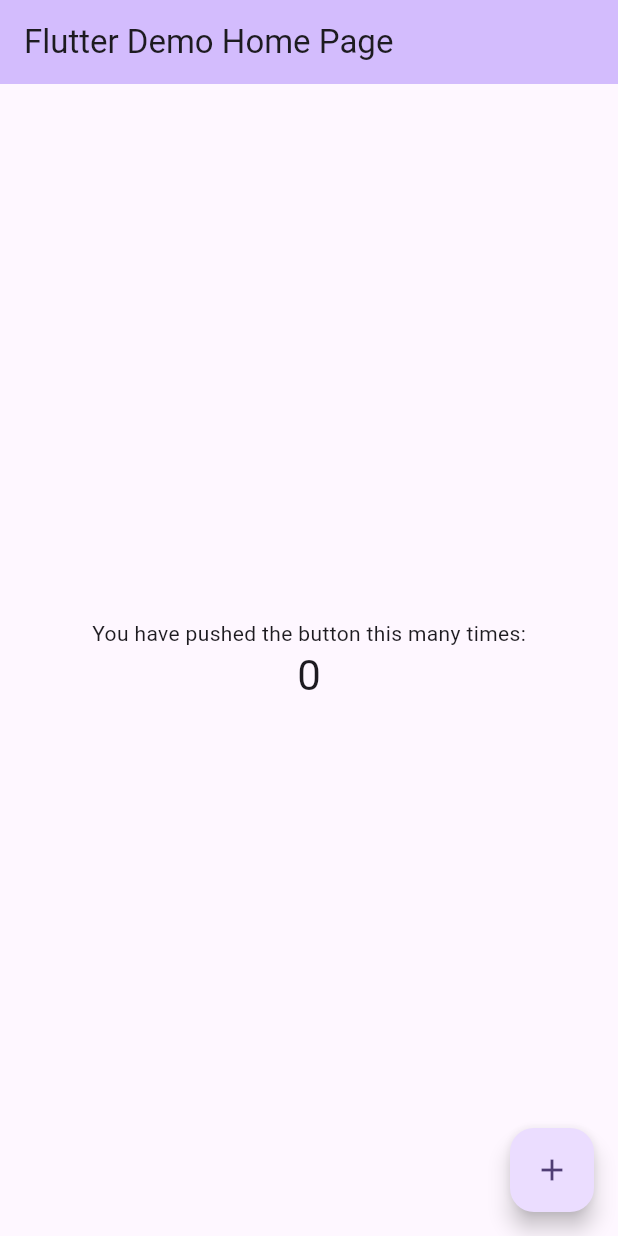
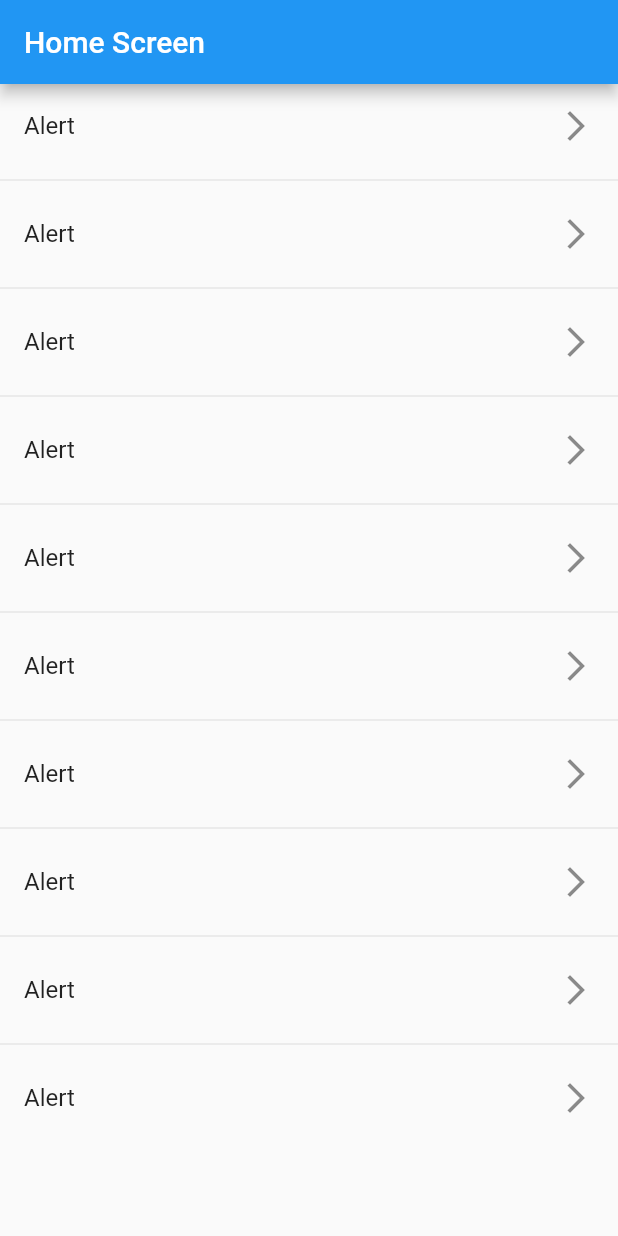
Before and after one commit to favioamarillapy/flutter-components, a Flutter app: the screen it shows after launch, on a phone screen of 412 x 824 dp. Run offline on Flutter 3.47's test engine with Material 2 defaults, Android fonts, the phone set to English and light mode, and no system bars.

Commit message:
Home screen

```diff
--- a/lib/main.dart
+++ b/lib/main.dart
@@ -1,125 +1,24 @@
 import 'package:flutter/material.dart';
 
-void main() {
-  runApp(const MyApp());
-}
+import 'package:flutter_components/screens/screens.dart';
+
+void main() => runApp(const MyApp());
 
 class MyApp extends StatelessWidget {
   const MyApp({super.key});
 
-  // This widget is the root of your application.
   @override
   Widget build(BuildContext context) {
     return MaterialApp(
-      title: 'Flutter Demo',
-      theme: ThemeData(
-        // This is the theme of your application.
-        //
-        // TRY THIS: Try running your application with "flutter run". You'll see
-        // the application has a blue toolbar. Then, without quitting the app,
-        // try changing the seedColor in the colorScheme below to Colors.green
-        // and then invoke "hot reload" (save your changes or press the "hot
-        // reload" button in a Flutter-supported IDE, or press "r" if you used
-        // the command line to start the app).
-        //
-        // Notice that the counter didn't reset back to zero; the application
-        // state is not lost during the reload. To reset the state, use hot
-        // restart instead.
-        //
-        // This works for code too, not just values: Most code changes can be
-        // tested with just a hot reload.
-        colorScheme: ColorScheme.fromSeed(seedColor: Colors.deepPurple),
-        useMaterial3: true,
-      ),
-      home: const MyHomePage(title: 'Flutter Demo Home Page'),
+      title: 'Material App',
+      debugShowCheckedModeBanner: false,
+      initialRoute: '/',
+      routes: {
+        '/': (context) => const HomeScreen(),
+        '/listview-screen': (context) => const ListViewScreen(),
+        '/alert-screen': (context) => const AlertScreen(),
+        '/card-screen': (context) => const CardScreen(),
+      },
     );
   }
 }
-
-class MyHomePage extends StatefulWidget {
-  const MyHomePage({super.key, required this.title});
-
-  // This widget is the home page of your application. It is stateful, meaning
-  // that it has a State object (defined below) that contains fields that affect
-  // how it looks.
-
-  // This class is the configuration for the state. It holds the values (in this
-  // case the title) provided by the parent (in this case the App widget) and
-  // used by the build method of the State. Fields in a Widget subclass are
-  // always marked "final".
-
-  final String title;
-
-  @override
-  State<MyHomePage> createState() => _MyHomePageState();
-}
-
-class _MyHomePageState extends State<MyHomePage> {
-  int _counter = 0;
-
-  void _incrementCounter() {
-    setState(() {
-      // This call to setState tells the Flutter framework that something has
-      // changed in this State, which causes it to rerun the build method below
-      // so that the display can reflect the updated values. If we changed
-      // _counter without calling setState(), then the build method would not be
-      // called again, and so nothing would appear to happen.
-      _counter++;
-    });
-  }
-
-  @override
-  Widget build(BuildContext context) {
-    // This method is rerun every time setState is called, for instance as done
-    // by the _incrementCounter method above.
-    //
-    // The Flutter framework has been optimized to make rerunning build methods
-    // fast, so that you can just rebuild anything that needs updating rather
-    // than having to individually change instances of widgets.
-    return Scaffold(
-      appBar: AppBar(
-        // TRY THIS: Try changing the color here to a specific color (to
-        // Colors.amber, perhaps?) and trigger a hot reload to see the AppBar
-        // change color while the other colors stay the same.
-        backgroundColor: Theme.of(context).colorScheme.inversePrimary,
-        // Here we take the value from the MyHomePage object that was created by
-        // the App.build method, and use it to set our appbar title.
-        title: Text(widget.title),
-      ),
-      body: Center(
-        // Center is a layout widget. It takes a single child and positions it
-        // in the middle of the parent.
-        child: Column(
-          // Column is also a layout widget. It takes a list of children and
-          // arranges them vertically. By default, it sizes itself to fit its
-          // children horizontally, and tries to be as tall as its parent.
-          //
-          // Column has various properties to control how it sizes itself and
-          // how it positions its children. Here we use mainAxisAlignment to
-          // center the children vertically; the main axis here is the vertical
-          // axis because Columns are vertical (the cross axis would be
-          // horizontal).
-          //
-          // TRY THIS: Invoke "debug painting" (choose the "Toggle Debug Paint"
-          // action in the IDE, or press "p" in the console), to see the
-          // wireframe for each widget.
-          mainAxisAlignment: MainAxisAlignment.center,
-          children: <Widget>[
-            const Text(
-              'You have pushed the button this many times:',
-            ),
-            Text(
-              '$_counter',
-              style: Theme.of(context).textTheme.headlineMedium,
-            ),
-          ],
-        ),
-      ),
-      floatingActionButton: FloatingActionButton(
-        onPressed: _incrementCounter,
-        tooltip: 'Increment',
-        child: const Icon(Icons.add),
-      ), // This trailing comma makes auto-formatting nicer for build methods.
-    );
-  }
-}
--- /dev/null
+++ b/lib/screens/alert_screen.dart
@@ -0,0 +1,17 @@
+import 'package:flutter/material.dart';
+
+class AlertScreen extends StatelessWidget {
+  const AlertScreen({super.key});
+
+  @override
+  Widget build(BuildContext context) {
+    return Scaffold(
+      appBar: AppBar(
+        title: const Text("Alert Screen"),
+      ),
+      body: const Center(
+        child: Text("Alert Screen"),
+      ),
+    );
+  }
+}
--- /dev/null
+++ b/lib/screens/home_screen.dart
@@ -0,0 +1,25 @@
+import 'package:flutter/material.dart';
+
+class HomeScreen extends StatelessWidget {
+  const HomeScreen({super.key});
+
+  @override
+  Widget build(BuildContext context) {
+    return Scaffold(
+      appBar: AppBar(
+        title: const Text("Home Screen"),
+      ),
+      body: ListView.separated(
+        itemCount: 10,
+        itemBuilder: (context, index) => ListTile(
+          title: const Text("Alert"),
+          trailing: const Icon(Icons.arrow_forward_ios),
+          onTap: () {
+            Navigator.pushNamed(context, "/alert-screen");
+          },
+        ),
+        separatorBuilder: (context, index) => const Divider(),
+      ),
+    );
+  }
+}
--- /dev/null
+++ b/lib/screens/screens.dart
@@ -0,0 +1,4 @@
+export 'package:flutter_components/screens/alert_screen.dart';
+export 'package:flutter_components/screens/card_screen.dart';
+export 'package:flutter_components/screens/home_screen.dart';
+export 'package:flutter_components/screens/listview_screen.dart';
```
Also changed, not shown: lib/screens/card_screen.dart (added, +17 -0 lines), lib/screens/listview_screen.dart (added, +38 -0 lines).
